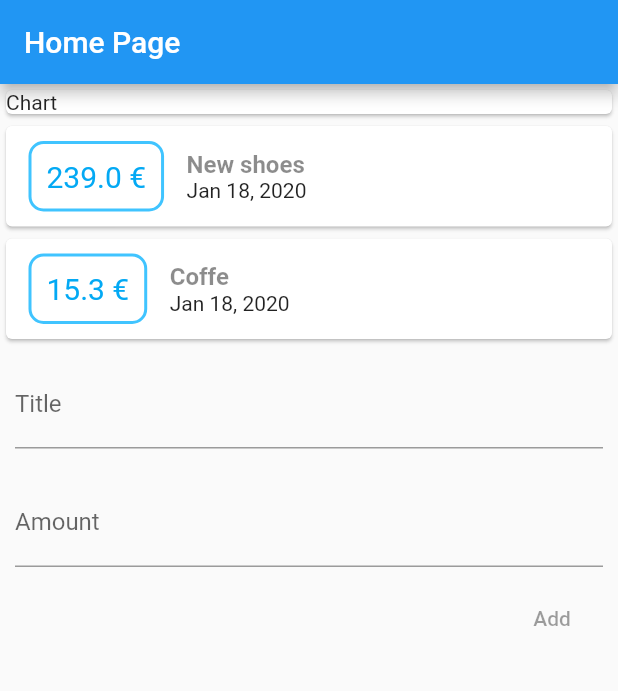
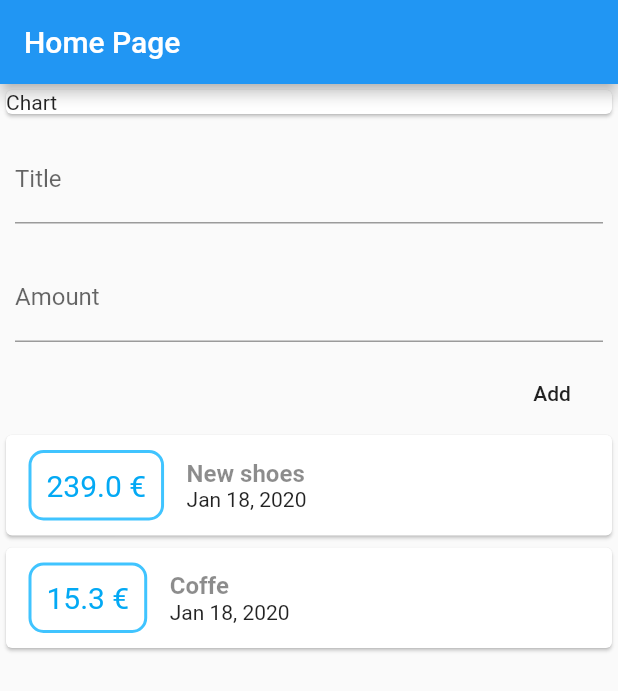
Before and after one commit to gkubiak92/myExpenseMobile, a Flutter app: the screen it shows after launch, on a phone screen of 412 x 824 dp. Shown: the top 691 px of the screen. Run offline on Flutter 3.47's test engine with Material 2 defaults, Android fonts, the phone set to English and light mode, and no system bars.

Commit message:
Separate app in smaller widgets and add listview

```diff
--- a/lib/main.dart
+++ b/lib/main.dart
@@ -1,7 +1,6 @@
 import 'package:flutter/material.dart';
-import 'package:intl/intl.dart';
 
-import 'transaction.dart';
+import 'widgets/user_transactions.dart';
 
 void main() => runApp(MyApp());
 
@@ -16,19 +15,14 @@ class MyApp extends StatelessWidget {
 }
 
 class MyHomePage extends StatelessWidget {
-  final List<Transaction> transactions = [
-    Transaction(
-        id: 't1', title: 'New shoes', amount: 239.00, date: DateTime.now()),
-    Transaction(id: 't2', title: 'Coffe', amount: 15.30, date: DateTime.now()),
-  ];
-
   @override
   Widget build(BuildContext context) {
     return Scaffold(
       appBar: AppBar(
         title: Text('Home Page'),
       ),
-      body: Column(
+      body: SingleChildScrollView(
+        child: Column(
           mainAxisAlignment: MainAxisAlignment.start,
           crossAxisAlignment: CrossAxisAlignment.stretch,
           children: <Widget>[
@@ -37,71 +31,9 @@ class MyHomePage extends StatelessWidget {
                 child: Text('Chart'),
               ),
             ),
-          Column(
-            children: transactions.map((transaction) {
-              return Card(
-                child: Row(
-                  children: <Widget>[
-                    Container(
-                      margin:
-                          EdgeInsets.symmetric(vertical: 10, horizontal: 15),
-                      decoration: BoxDecoration(
-                          border: Border.all(
-                            color: Colors.lightBlueAccent,
-                            width: 2,
-                          ),
-                          borderRadius: BorderRadius.all(Radius.circular(10))),
-                      padding: EdgeInsets.all(10),
-                      child: Text(
-                        '${transaction.amount} €',
-                        style: TextStyle(
-                          color: Colors.lightBlue,
-                          fontSize: 20,
-                        ),
-                      ),
-                    ),
-                    Column(
-                      crossAxisAlignment: CrossAxisAlignment.start,
-                      children: <Widget>[
-                        Text(
-                          transaction.title,
-                          style: TextStyle(
-                              fontWeight: FontWeight.bold,
-                              fontSize: 16,
-                              color: Colors.black45),
-                        ),
-                        Text(
-                          DateFormat.yMMMd().format(transaction.date),
-                        ),
-                      ],
-                    )
+            UserTransactinons(),
           ],
         ),
-              );
-            }).toList(),
-          ),
-          Column(
-            crossAxisAlignment: CrossAxisAlignment.end,
-            children: <Widget>[
-              Container(
-                child: TextField(
-                  decoration: InputDecoration(labelText: 'Title'),
-                ),
-                padding: EdgeInsets.all(10),
-              ),
-              Container(
-                child: TextField(
-                  decoration: InputDecoration(labelText: 'Amount'),
-                ),
-                padding: EdgeInsets.all(10),
-              ),
-              FlatButton(
-                child: Text('Add'),
-                onPressed: null,
-              ),
-            ],
-          )
-        ],
       ),
     );
   }
--- /dev/null
+++ b/lib/widgets/new_transaction.dart
@@ -0,0 +1,39 @@
+import 'package:flutter/material.dart';
+
+class NewTransaction extends StatelessWidget {
+  final titleController = TextEditingController();
+  final amountController = TextEditingController();
+  final Function newTransactionHandler;
+
+  NewTransaction(this.newTransactionHandler);
+
+  @override
+  Widget build(BuildContext context) {
+    return Column(
+      crossAxisAlignment: CrossAxisAlignment.end,
+      children: <Widget>[
+        Container(
+          child: TextField(
+            decoration: InputDecoration(labelText: 'Title'),
+            controller: titleController,
+          ),
+          padding: EdgeInsets.all(10),
+        ),
+        Container(
+          child: TextField(
+            decoration: InputDecoration(labelText: 'Amount'),
+            controller: amountController,
+          ),
+          padding: EdgeInsets.all(10),
+        ),
+        FlatButton(
+          child: Text('Add'),
+          onPressed: () => newTransactionHandler(
+            titleController.text,
+            double.parse(amountController.text),
+          ),
+        ),
+      ],
+    );
+  }
+}
--- /dev/null
+++ b/lib/widgets/transaction_list.dart
@@ -0,0 +1,60 @@
+import 'package:flutter/material.dart';
+import 'package:intl/intl.dart';
+
+import '../models/transaction.dart';
+
+class TransactionList extends StatelessWidget {
+  final List<Transaction> userTransactions;
+
+  TransactionList(this.userTransactions);
+
+  @override
+  Widget build(BuildContext context) {
+    return Container(
+      height: 300,
+      child: ListView.builder(
+        itemBuilder: (ctx, index) {
+          return Card(
+            child: Row(
+              children: <Widget>[
+                Container(
+                  margin: EdgeInsets.symmetric(vertical: 10, horizontal: 15),
+                  decoration: BoxDecoration(
+                      border: Border.all(
+                        color: Colors.lightBlueAccent,
+                        width: 2,
+                      ),
+                      borderRadius: BorderRadius.all(Radius.circular(10))),
+                  padding: EdgeInsets.all(10),
+                  child: Text(
+                    '${userTransactions[index].amount} €',
+                    style: TextStyle(
+                      color: Colors.lightBlue,
+                      fontSize: 20,
+                    ),
+                  ),
+                ),
+                Column(
+                  crossAxisAlignment: CrossAxisAlignment.start,
+                  children: <Widget>[
+                    Text(
+                      userTransactions[index].title,
+                      style: TextStyle(
+                          fontWeight: FontWeight.bold,
+                          fontSize: 16,
+                          color: Colors.black45),
+                    ),
+                    Text(
+                      DateFormat.yMMMd().format(userTransactions[index].date),
+                    ),
+                  ],
+                )
+              ],
+            ),
+          );
+        },
+        itemCount: userTransactions.length,
+      ),
+    );
+  }
+}
--- /dev/null
+++ b/lib/widgets/user_transactions.dart
@@ -0,0 +1,50 @@
+import 'package:flutter/material.dart';
+
+import '../widgets/transaction_list.dart';
+import '../widgets/new_transaction.dart';
+import '../models/transaction.dart';
+
+class UserTransactinons extends StatefulWidget {
+  @override
+  _UserTransactinonsState createState() => _UserTransactinonsState();
+}
+
+class _UserTransactinonsState extends State<UserTransactinons> {
+  final List<Transaction> _userTransactions = [
+    Transaction(
+      id: 't1',
+      title: 'New shoes',
+      amount: 239.00,
+      date: DateTime.now(),
+    ),
+    Transaction(
+      id: 't2',
+      title: 'Coffe',
+      amount: 15.30,
+      date: DateTime.now(),
+    ),
+  ];
+
+  void _addNewTransaction(String title, double amount) {
+    final newTransaction = new Transaction(
+      title: title,
+      amount: amount,
+      date: DateTime.now(),
+      id: DateTime.now().toString(),
+    );
+
+    setState(() {
+      _userTransactions.add(newTransaction);
+    });
+  }
+
+  @override
+  Widget build(BuildContext context) {
+    return Column(
+      children: <Widget>[
+        NewTransaction(_addNewTransaction),
+        TransactionList(_userTransactions),
+      ],
+    );
+  }
+}
```
Also changed, not shown: lib/models/transaction.dart (renamed from lib/transaction.dart). Lines whose indentation alone changed are shown as unchanged.
